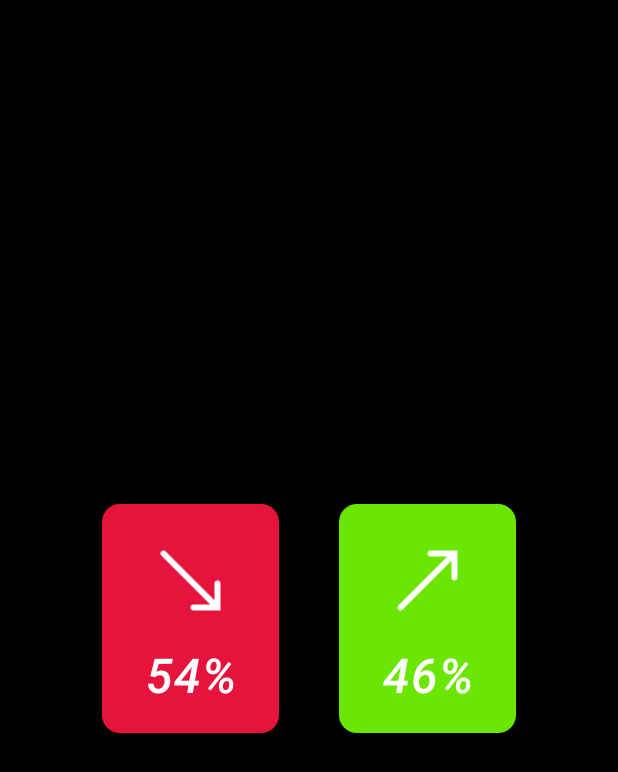
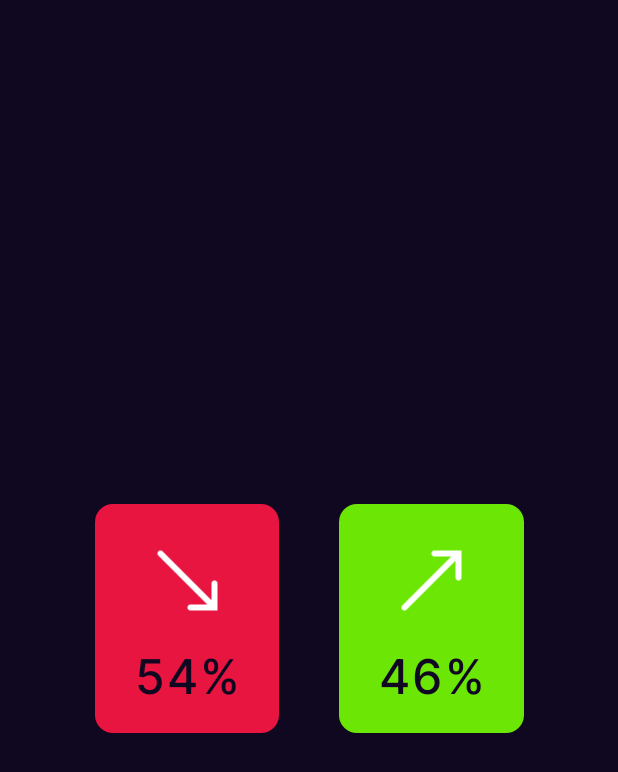
Before and after one commit to willtucker42/BearVBull, an Android app built with Jetpack Compose: the screen it shows after launch (MainActivity), on a phone screen of 412 x 824 dp. Shown: the top 772 px of the screen. Run offline under Robolectric (Android 15) with nearby library versions, the phone set to English and light mode, and no system bars.

Commit message:
changed background color, added bucks icon

```diff
--- a/app/src/main/java/com/example/bearvbull/MainActivity.kt
+++ b/app/src/main/java/com/example/bearvbull/MainActivity.kt
@@ -14,15 +14,14 @@ import androidx.compose.ui.Alignment
 import androidx.compose.ui.Modifier
 import androidx.compose.ui.draw.clip
 import androidx.compose.ui.graphics.Color
+import androidx.compose.ui.res.fontResource
 import androidx.compose.ui.res.painterResource
 import androidx.compose.ui.text.font.FontStyle
 import androidx.compose.ui.text.style.TextAlign
 import androidx.compose.ui.tooling.preview.Preview
 import androidx.compose.ui.unit.dp
 import androidx.compose.ui.unit.sp
-import com.example.bearvbull.ui.theme.BearVBullTheme
-import com.example.bearvbull.ui.theme.BetGreen
-import com.example.bearvbull.ui.theme.BetRed
+import com.example.bearvbull.ui.theme.*
 import com.example.bearvbull.util.PERCENT_SIGN
 
 class MainActivity : ComponentActivity() {
@@ -33,7 +32,7 @@ class MainActivity : ComponentActivity() {
                 // A surface container using the 'background' color from the theme
                 Surface(
                     modifier = Modifier.fillMaxSize(),
-                    color = Color.Black
+                    color = DeepPurple
                 ) {
                     Column(
                         horizontalAlignment = Alignment.CenterHorizontally,
@@ -64,11 +63,6 @@ class MainActivity : ComponentActivity() {
 }
 
 @Composable
-fun Greeting(name: String) {
-    Text(text = "Hello $name!", color = Color.White)
-}
-
-@Composable
 fun BetButton(percentage: Int, icon: Int, backgroundColor: Color, description: String) {
     Button(
         onClick = {  },
@@ -76,7 +70,7 @@ fun BetButton(percentage: Int, icon: Int, backgroundColor: Color, description: S
             .clip(shape = RoundedCornerShape(12.dp)),
         colors = ButtonDefaults.buttonColors
             (backgroundColor = backgroundColor.copy(alpha = 0.9f),
-            contentColor = Color.White)
+            contentColor = DeepPurple)
     ) {
         Column(
             horizontalAlignment = Alignment.CenterHorizontally,
@@ -91,20 +85,24 @@ fun BetButton(percentage: Int, icon: Int, backgroundColor: Color, description: S
                     .size(50.dp)
             )
             Text(
-                fontStyle = FontStyle.Italic,
+                fontFamily = interFontFamily,
                 fontSize = 32.sp,
                 text = "$percentage$PERCENT_SIGN",
                 textAlign = TextAlign.Center,
-                color = Color.White
+                color = DeepPurple
             )
         }
     }
 }
 
-@Preview(showBackground = true)
-@Composable
-fun DefaultPreview() {
-    BearVBullTheme {
-        Greeting("Android")
-    }
-}
+
+
+
+
+//@Preview(showBackground = true)
+//@Composable
+//fun DefaultPreview() {
+//    BearVBullTheme {
+//        Greeting("Android")
+//    }
+//}
--- a/app/src/main/java/com/example/bearvbull/ui/theme/Color.kt
+++ b/app/src/main/java/com/example/bearvbull/ui/theme/Color.kt
@@ -8,3 +8,4 @@ val Purple700 = Color(0xFF3700B3)
 val Teal200 = Color(0xFF03DAC5)
 val BetRed = Color(255, 23, 68)
 val BetGreen = Color(118, 255, 3)
+val DeepPurple = Color(16, 8, 32)
--- /dev/null
+++ b/app/src/main/java/com/example/bearvbull/ui/theme/Font.kt
@@ -0,0 +1,18 @@
+package com.example.bearvbull.ui.theme
+
+import androidx.compose.ui.text.font.Font
+import androidx.compose.ui.text.font.FontFamily
+import androidx.compose.ui.text.font.FontWeight
+import com.example.bearvbull.R
+
+val interFontFamily = FontFamily(
+    Font(R.font.inter_regular, weight = FontWeight.Normal),
+    Font(R.font.inter_black, weight = FontWeight.Black),
+    Font(R.font.inter_bold, weight = FontWeight.Bold),
+    Font(R.font.inter_extra_bold, weight = FontWeight.ExtraBold),
+    Font(R.font.inter_semibold, weight = FontWeight.SemiBold),
+    Font(R.font.inter_light, weight = FontWeight.Light),
+    Font(R.font.inter_extra_light, weight = FontWeight.ExtraLight),
+    Font(R.font.inter_thin, weight = FontWeight.Thin),
+    Font(R.font.inter_medium, weight = FontWeight.Medium)
+)
```
Also changed, not shown: app/src/main/res/drawable/bucks_icon.png (added).
